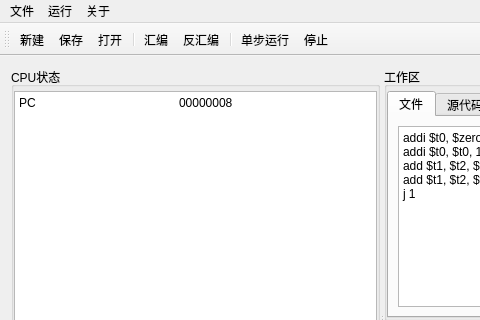
Above: mainwindow.ui from Gnnng/sim before the change; both pictures show x 0 to 480 and y 0 to 320 of the 800 by 600 pixel window. Below: the same form after it.
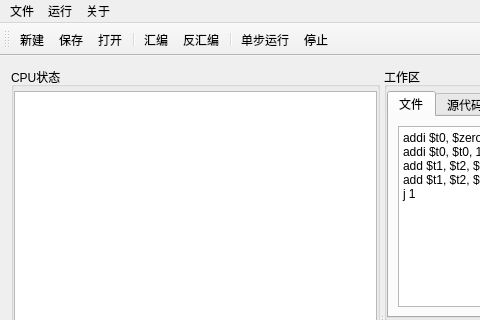
That is the form after the change. Icons and pictures are not drawn.

Diff of the .ui file:
```diff
--- a/mainwindow.ui
+++ b/mainwindow.ui
@@ -97,7 +97,7 @@
            <number>0</number>
           </property>
           <property name="plainText">
-           <string>PC		00000008</string>
+           <string/>
           </property>
          </widget>
         </item>
```
Left out of the diff: 2 changed lines with no effect on the pictures.
